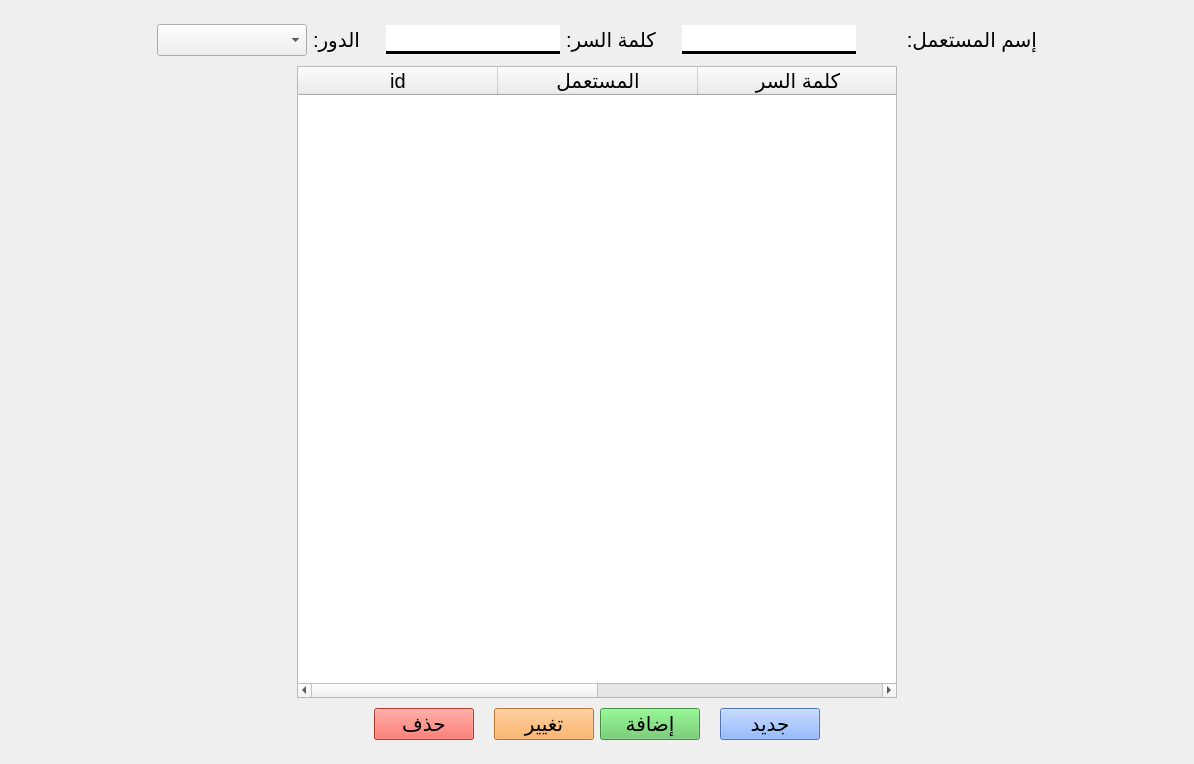
Old version of the form app/ui/others/user.ui in the repository yahiab05/student-managment-v2.0.
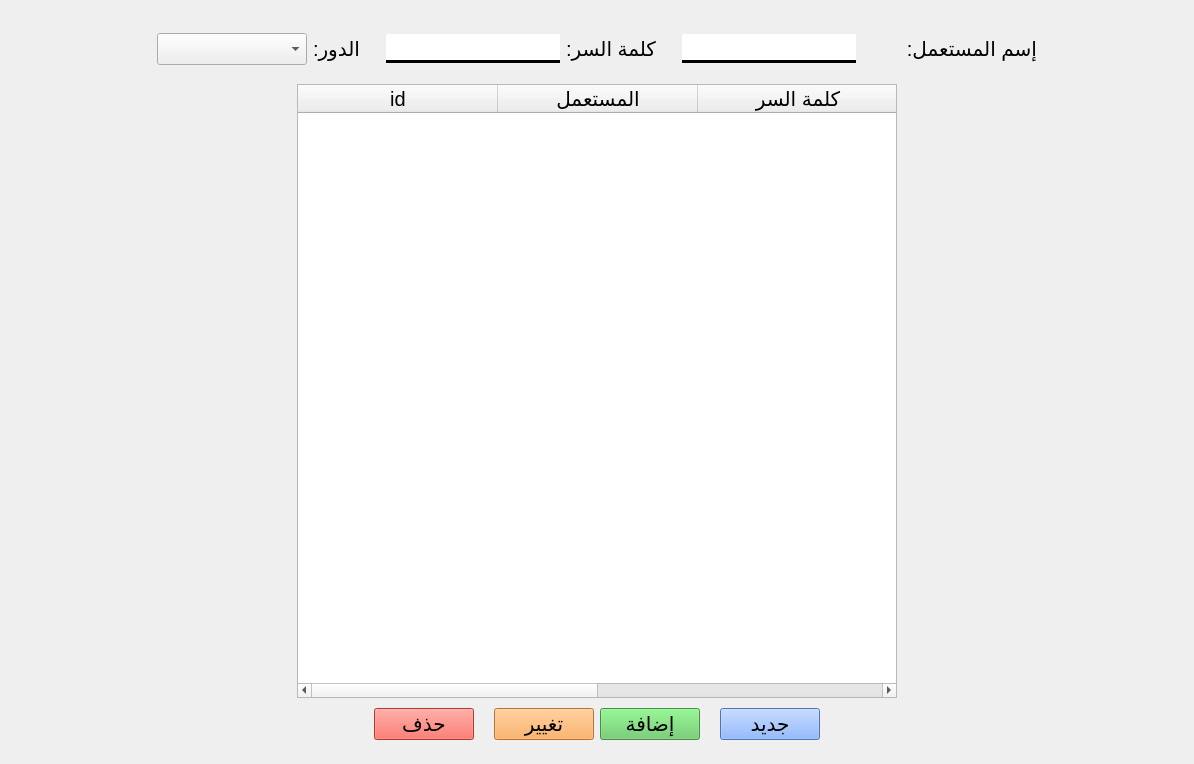
New version of the form.

```diff
--- a/app/ui/others/user.ui
+++ b/app/ui/others/user.ui
@@ -27,6 +27,7 @@
      </property>
      <layout class="QVBoxLayout" name="verticalLayout_2">
       <item>
+       <widget class="QFrame" name="">
        <layout class="QHBoxLayout" name="horizontalLayout_3">
         <item>
          <spacer name="horizontalSpacer_6">
@@ -203,6 +204,7 @@
          </spacer>
         </item>
        </layout>
+       </widget>
       </item>
       <item>
        <widget class="QFrame" name="frame">
@@ -278,6 +280,9 @@
            <property name="selectionBehavior">
             <enum>QAbstractItemView::SelectItems</enum>
            </property>
+           <property name="textElideMode">
+            <enum>Qt::ElideMiddle</enum>
+           </property>
            <property name="verticalScrollMode">
             <enum>QAbstractItemView::ScrollPerItem</enum>
            </property>
```
Left out of the diff: 2 changed lines with no effect on the pictures. Lines whose indentation alone changed are shown as unchanged.
